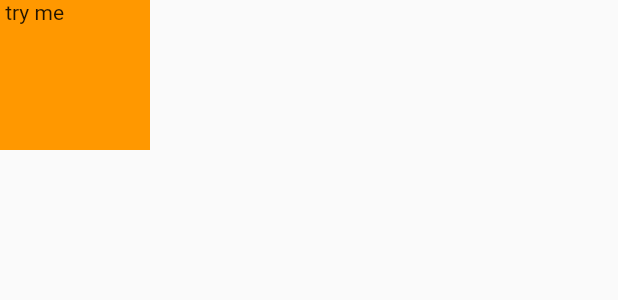
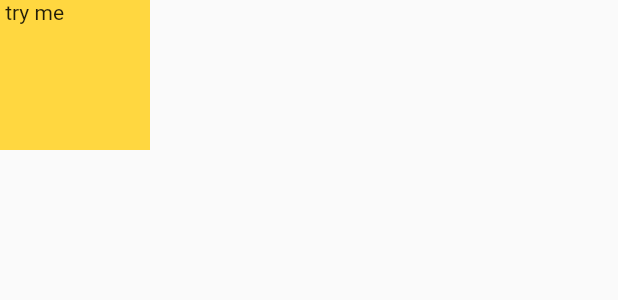
Before and after one commit to hackerFaruk/thesisApp, a Flutter app: the GestureControls widget shown alone on an empty page, opened directly, on a phone screen of 412 x 824 dp. Shown: the top 300 px of the screen. Run offline on Flutter 3.47's test engine with Material 2 defaults, Android fonts, the phone set to English and light mode, and no system bars.

Commit message:
responsive screen

```diff
--- a/control_app/lib/main.dart
+++ b/control_app/lib/main.dart
@@ -72,7 +72,7 @@ class _ControlButtonsState extends State<ControlButtons> {
                   print('tapped but no state change');
                 });
               },
-              child:  CoolButton(icon:'$baseIcon'),
+              child: CoolButton(icon: '$baseIcon'),
             ),
           ],
         ),
@@ -121,11 +121,15 @@ class _GestureControlsState extends State<GestureControls> {
 
   @override
   Widget build(BuildContext context) {
+    // responsive için ekran boyu alma
+    final currentWidth = MediaQuery.of(context).size.width;
+
     return GestureDetector(
       child: Container(
         width: 100.0,
         height: 100.0,
-        color: Colors.orange,
+        // renk değişii ekrana göre
+        color: currentWidth < 600 ? Colors.amberAccent : Colors.green,
         child: Text('$currentGesture'),
       ),
       onTap: () => setState(() {
```
Lines whose indentation alone changed are shown as unchanged.
